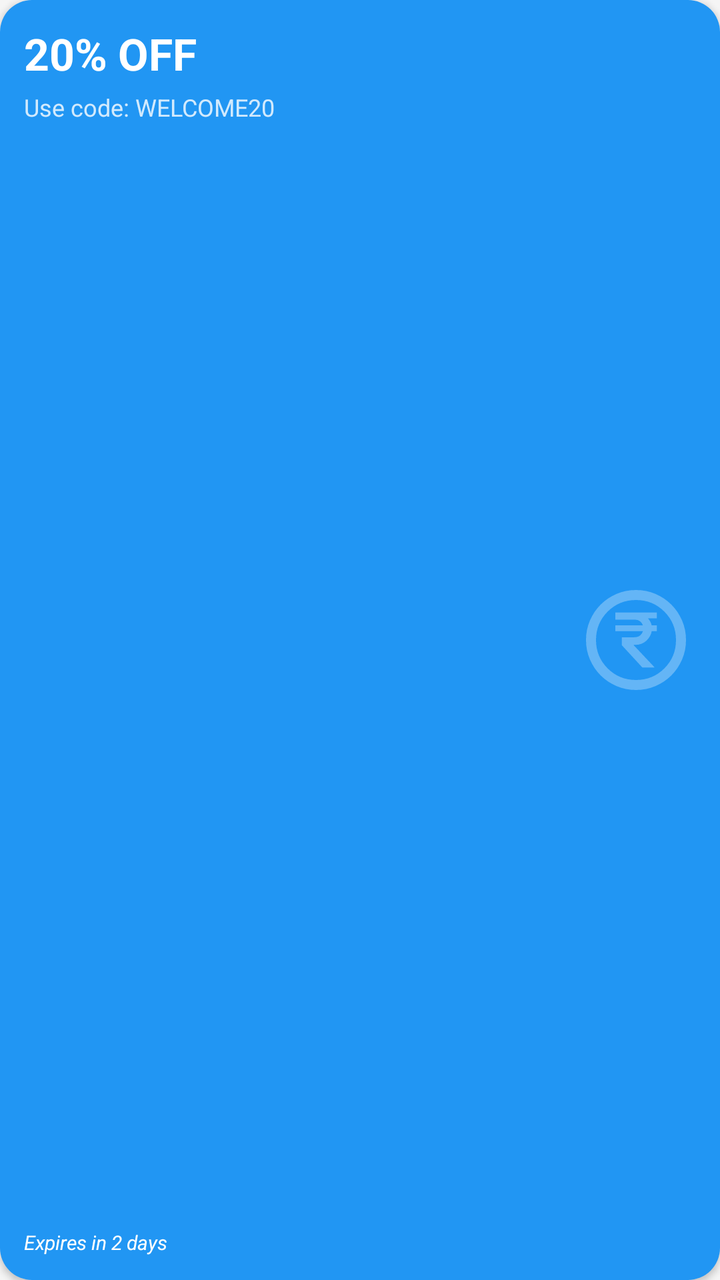
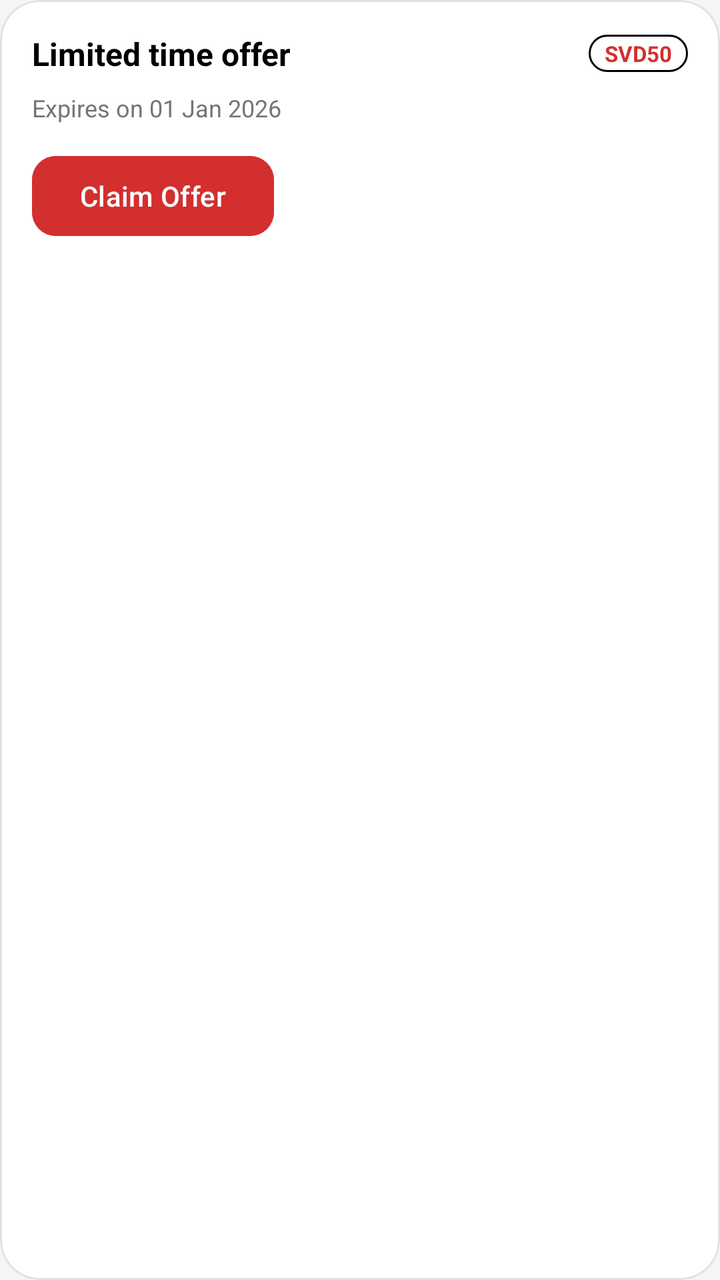

Two renders of the same Android screen: before a commit and after it. Below are the layout's source before the change and the commit's diff.
<!-- AndroidManifest.xml: application theme Theme.SVDAgency -->
<!-- res/layout/user_offer_card.xml -->
<?xml version="1.0" encoding="utf-8"?>
<com.google.android.material.card.MaterialCardView xmlns:android="http://schemas.android.com/apk/res/android"
    xmlns:app="http://schemas.android.com/apk/res-auto"
    android:layout_width="260dp"
    android:layout_height="140dp"
    android:layout_marginEnd="@dimen/spacing_medium"
    app:cardCornerRadius="16dp"
    app:cardElevation="2dp"
    app:strokeWidth="0dp"
    app:cardBackgroundColor="?attr/colorSurface">

    <RelativeLayout
        android:layout_width="match_parent"
        android:layout_height="match_parent"
        android:background="@color/brand_blue"
        android:padding="@dimen/spacing_medium">

        <TextView
            android:id="@+id/tvOfferTitle"
            android:layout_width="wrap_content"
            android:layout_height="wrap_content"
            android:text="20% OFF"
            android:textColor="?attr/colorOnPrimary"
            android:textSize="22sp"
            android:textStyle="bold" />

        <TextView
            android:id="@+id/tvOfferCode"
            android:layout_width="wrap_content"
            android:layout_height="wrap_content"
            android:layout_below="@id/tvOfferTitle"
            android:layout_marginTop="4dp"
            android:text="Use code: WELCOME20"
            android:textColor="?attr/colorOnPrimary"
            android:textSize="12sp"
            android:alpha="0.8"/>

        <TextView
            android:id="@+id/tvOfferExpiry"
            android:layout_width="wrap_content"
            android:layout_height="wrap_content"
            android:layout_alignParentBottom="true"
            android:text="Expires in 2 days"
            android:textColor="?attr/colorOnPrimary"
            android:textSize="10sp"
            android:textStyle="italic" />

        <ImageView
            android:layout_width="60dp"
            android:layout_height="60dp"
            android:layout_alignParentEnd="true"
            android:layout_centerVertical="true"
            android:alpha="0.3"
            android:src="@drawable/ic_rupee"
            app:tint="?attr/colorOnPrimary" />

    </RelativeLayout>
</com.google.android.material.card.MaterialCardView>
<!-- resources referenced by this layout -->
<resources>
  <color name="brand_blue">#2196F3</color>
  <dimen name="spacing_medium">12dp</dimen>
  <!-- drawable ic_rupee (drawable) -->
  <vector xmlns:android="http://schemas.android.com/apk/res/android" android:height="24dp" android:tint="@color/textColorPrimary" android:viewportHeight="960" android:viewportWidth="960" android:width="24dp">
        
      <path android:fillColor="@android:color/white" android:pathData="M531,700L627,700L627,697L462,522L463,519L473,519Q527,519 562.5,486Q598,453 606,409L646,409L646,362L605,362Q602,347 594.5,333.5Q587,320 576,307L646,307L646,260L314,260L314,317L470,317Q496,317 512.5,330Q529,343 535,362L314,362L314,409L536,409Q530,429 513,443.5Q496,458 467,458L367,458L367,522L531,700ZM480,880Q397,880 324,848.5Q251,817 197,763Q143,709 111.5,636Q80,563 80,480Q80,397 111.5,324Q143,251 197,197Q251,143 324,111.5Q397,80 480,80Q563,80 636,111.5Q709,143 763,197Q817,251 848.5,324Q880,397 880,480Q880,563 848.5,636Q817,709 763,763Q709,817 636,848.5Q563,880 480,880ZM480,800Q614,800 707,707Q800,614 800,480Q800,346 707,253Q614,160 480,160Q346,160 253,253Q160,346 160,480Q160,614 253,707Q346,800 480,800ZM480,480Q480,480 480,480Q480,480 480,480Q480,480 480,480Q480,480 480,480Q480,480 480,480Q480,480 480,480Q480,480 480,480Q480,480 480,480Z"/>
      
  </vector>
  <style name="Theme.SVDAgency" parent="Theme.Material3.Light.NoActionBar">
          
          <item name="colorPrimary">@color/brand_red</item>
          <item name="colorOnPrimary">@color/white</item>
          <item name="colorPrimaryContainer">@color/brand_red_dark</item>
          <item name="colorOnPrimaryContainer">@color/white</item>
  
          
          <item name="colorSecondary">@color/colorAccent</item>
          <item name="colorOnSecondary">@color/white</item>
          <item name="colorSecondaryContainer">@color/white</item>
          <item name="colorOnSecondaryContainer">@color/black</item>
  
          <item name="colorSurface">@color/surface_background</item>
          <item name="colorOnSurface">@color/textColorPrimary</item>
          <item name="colorSurfaceVariant">@color/surface_variant</item>
          <item name="colorOnSurfaceVariant">@color/textColorSecondary</item>
          <item name="colorBackground">@color/window_background</item>
  
          <item name="colorSurfaceContainer">@color/surface_background</item>
          <item name="colorSurfaceContainerHigh">@color/surface_background</item>
          <item name="colorSurfaceContainerHighest">@color/surface_background</item>
          <item name="colorSurfaceContainerLow">@color/surface_background</item>
          <item name="colorSurfaceContainerLowest">@color/surface_background</item>
  
          
          <item name="android:statusBarColor">@color/brand_red</item>
          <item name="android:windowLightStatusBar" tools:targetApi="m">false</item>
  
          
          <item name="android:windowBackground">@color/window_background</item>
  
          
          <item name="materialCardViewStyle">@style/Widget.App.CardView</item>
  
          
          <item name="navigationViewStyle">@style/Widget.App.NavigationView</item>
  
          
          <item name="bottomNavigationStyle">@style/Widget.App.BottomNavigationView</item>
      </style>
  <color name="textColorPrimary">#000000</color>
  <color name="brand_red">#D32F2F</color>
  <color name="white">#FFFFFFFF</color>
  <color name="brand_red_dark">#B71C1C</color>
  <color name="colorAccent">#FF5252</color>
  <color name="black">#FF000000</color>
  <color name="surface_background">#FFFFFF</color>
  <color name="surface_variant">#F5F5F5</color>
  <color name="textColorSecondary">#757575</color>
  <color name="window_background">#F5F5F5</color>
  <color name="card_background">#FFFFFF</color>
  <color name="card_stroke_color">#E0E0E0</color>
  <color name="drawer_background">#FFFFFF</color>
  <!-- unchanged entries left out for length: 3 -->
</resources>

<!-- the commit's change to res/layout/user_offer_card.xml (unified diff, before → after) -->
@@ -1,58 +1,68 @@
 <?xml version="1.0" encoding="utf-8"?>
 <com.google.android.material.card.MaterialCardView xmlns:android="http://schemas.android.com/apk/res/android"
     xmlns:app="http://schemas.android.com/apk/res-auto"
-    android:layout_width="260dp"
-    android:layout_height="140dp"
-    android:layout_marginEnd="@dimen/spacing_medium"
-    app:cardCornerRadius="16dp"
-    app:cardElevation="2dp"
-    app:strokeWidth="0dp"
-    app:cardBackgroundColor="?attr/colorSurface">
+    android:layout_width="match_parent"
+    android:layout_height="wrap_content"
+    android:layout_marginBottom="@dimen/spacing_medium"
+    app:cardBackgroundColor="@color/card_background"
+    app:cardCornerRadius="20dp"
+    app:cardElevation="0dp"
+    app:strokeColor="@color/card_stroke_color"
+    app:strokeWidth="1dp">
 
-    <RelativeLayout
+    <LinearLayout
         android:layout_width="match_parent"
-        android:layout_height="match_parent"
-        android:background="@color/brand_blue"
-        android:padding="@dimen/spacing_medium">
+        android:layout_height="wrap_content"
+        android:orientation="vertical"
+        android:padding="@dimen/spacing_large">
 
-        <TextView
-            android:id="@+id/tvOfferTitle"
-            android:layout_width="wrap_content"
+        <LinearLayout
+            android:layout_width="match_parent"
             android:layout_height="wrap_content"
-            android:text="20% OFF"
-            android:textColor="?attr/colorOnPrimary"
-            android:textSize="22sp"
-            android:textStyle="bold" />
+            android:orientation="horizontal"
+            android:gravity="center_vertical">
 
-        <TextView
-            android:id="@+id/tvOfferCode"
-            android:layout_width="wrap_content"
-            android:layout_height="wrap_content"
-            android:layout_below="@id/tvOfferTitle"
-            android:layout_marginTop="4dp"
-            android:text="Use code: WELCOME20"
-            android:textColor="?attr/colorOnPrimary"
-            android:textSize="12sp"
-            android:alpha="0.8"/>
+            <TextView
+                android:id="@+id/tvOfferTitle"
+                android:layout_width="0dp"
+                android:layout_height="wrap_content"
+                android:layout_weight="1"
+                android:text="Limited time offer"
+                android:textColor="@color/text_primary"
+                android:textSize="@dimen/text_size_large"
+                android:textStyle="bold" />
+
+            <TextView
+                android:id="@+id/tvOfferCode"
+                android:layout_width="wrap_content"
+                android:layout_height="wrap_content"
+                android:background="@drawable/bg_dashboard_chip"
+                android:paddingHorizontal="@dimen/spacing_small"
+                android:paddingVertical="2dp"
+                android:text="SVD50"
+                android:textColor="@color/brand_red"
+                android:textSize="@dimen/text_size_caption"
+                android:textStyle="bold" />
+        </LinearLayout>
 
         <TextView
             android:id="@+id/tvOfferExpiry"
+            android:layout_width="match_parent"
+            android:layout_height="wrap_content"
+            android:layout_marginTop="@dimen/spacing_small"
+            android:text="Expires on 01 Jan 2026"
+            android:textColor="@color/text_secondary"
+            android:textSize="@dimen/text_size_body_small" />
+
+        <com.google.android.material.button.MaterialButton
             android:layout_width="wrap_content"
             android:layout_height="wrap_content"
-            android:layout_alignParentBottom="true"
-            android:text="Expires in 2 days"
-            android:textColor="?attr/colorOnPrimary"
-            android:textSize="10sp"
-            android:textStyle="italic" />
+            android:layout_marginTop="@dimen/spacing_medium"
+            android:text="Claim Offer"
+            android:textAllCaps="false"
+            android:backgroundTint="@color/brand_red"
+            android:textColor="@color/white"
+            app:cornerRadius="12dp" />
 
-        <ImageView
-            android:layout_width="60dp"
-            android:layout_height="60dp"
-            android:layout_alignParentEnd="true"
-            android:layout_centerVertical="true"
-            android:alpha="0.3"
-            android:src="@drawable/ic_rupee"
-            app:tint="?attr/colorOnPrimary" />
-
-    </RelativeLayout>
+    </LinearLayout>
 </com.google.android.material.card.MaterialCardView>
<!-- resource entries referenced after the edit -->
@@ -1,13 +1,21 @@
 <!-- resources referenced by this layout -->
 <resources>
-  <color name="brand_blue">#2196F3</color>
   <dimen name="spacing_medium">12dp</dimen>
-  <!-- drawable ic_rupee (drawable) -->
-  <vector xmlns:android="http://schemas.android.com/apk/res/android" android:height="24dp" android:tint="@color/textColorPrimary" android:viewportHeight="960" android:viewportWidth="960" android:width="24dp">
-        
-      <path android:fillColor="@android:color/white" android:pathData="M531,700L627,700L627,697L462,522L463,519L473,519Q527,519 562.5,486Q598,453 606,409L646,409L646,362L605,362Q602,347 594.5,333.5Q587,320 576,307L646,307L646,260L314,260L314,317L470,317Q496,317 512.5,330Q529,343 535,362L314,362L314,409L536,409Q530,429 513,443.5Q496,458 467,458L367,458L367,522L531,700ZM480,880Q397,880 324,848.5Q251,817 197,763Q143,709 111.5,636Q80,563 80,480Q80,397 111.5,324Q143,251 197,197Q251,143 324,111.5Q397,80 480,80Q563,80 636,111.5Q709,143 763,197Q817,251 848.5,324Q880,397 880,480Q880,563 848.5,636Q817,709 763,763Q709,817 636,848.5Q563,880 480,880ZM480,800Q614,800 707,707Q800,614 800,480Q800,346 707,253Q614,160 480,160Q346,160 253,253Q160,346 160,480Q160,614 253,707Q346,800 480,800ZM480,480Q480,480 480,480Q480,480 480,480Q480,480 480,480Q480,480 480,480Q480,480 480,480Q480,480 480,480Q480,480 480,480Q480,480 480,480Z"/>
-      
-  </vector>
+  <dimen name="spacing_small">8dp</dimen>
+  <dimen name="text_size_body_small">12sp</dimen>
+  <dimen name="text_size_caption">11sp</dimen>
+  <dimen name="text_size_large">16sp</dimen>
+  <!-- drawable bg_dashboard_chip (drawable) -->
+  <?xml version="1.0" encoding="utf-8"?>
+  <shape xmlns:android="http://schemas.android.com/apk/res/android"
+      android:shape="rectangle">
+  
+      <solid android:color="?attr/colorSurface" />
+      <corners android:radius="16dp" />
+      <stroke
+          android:width="1dp"
+          android:color="?attr/colorOnSurface" />
+  </shape>
   <style name="Theme.SVDAgency" parent="Theme.Material3.Light.NoActionBar">
           
           <item name="colorPrimary">@color/brand_red</item>
@@ -48,10 +56,14 @@
   
           
           <item name="bottomNavigationStyle">@style/Widget.App.BottomNavigationView</item>
+  
+          
+          <item name="materialAlertDialogTheme">@style/ThemeOverlay.App.MaterialAlertDialog</item>
       </style>
   <color name="textColorPrimary">#000000</color>
   <color name="brand_red">#D32F2F</color>
   <color name="white">#FFFFFFFF</color>
+  <dimen name="spacing_large">16dp</dimen>
   <color name="brand_red_dark">#B71C1C</color>
   <color name="colorAccent">#FF5252</color>
   <color name="black">#FF000000</color>
@@ -59,8 +71,15 @@
   <color name="surface_variant">#F5F5F5</color>
   <color name="textColorSecondary">#757575</color>
   <color name="window_background">#F5F5F5</color>
+  <style name="ThemeOverlay.App.MaterialAlertDialog" parent="ThemeOverlay.Material3.MaterialAlertDialog">
+          <item name="colorSurface">@color/surface_background</item>
+          
+          <item name="android:windowBackground">@android:color/transparent</item>
+      </style>
   <color name="card_background">#FFFFFF</color>
   <color name="card_stroke_color">#E0E0E0</color>
+  <color name="text_primary">#000000</color>
+  <color name="text_secondary">#757575</color>
   <color name="drawer_background">#FFFFFF</color>
   <!-- unchanged entries left out for length: 3 -->
 </resources>
